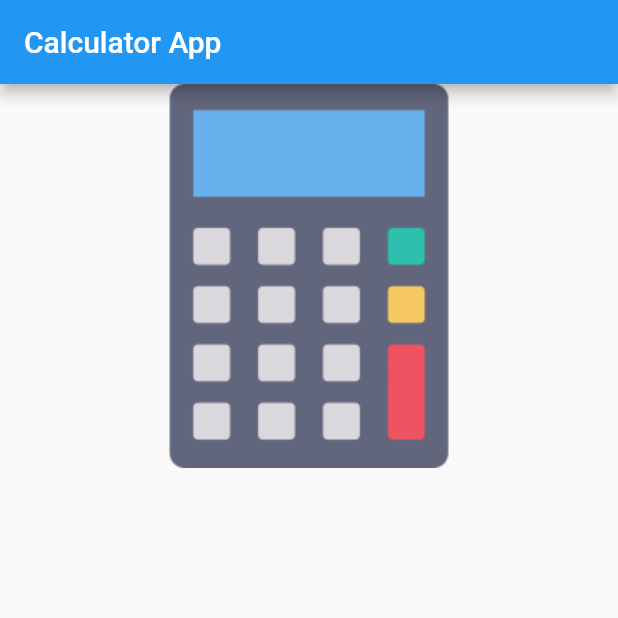
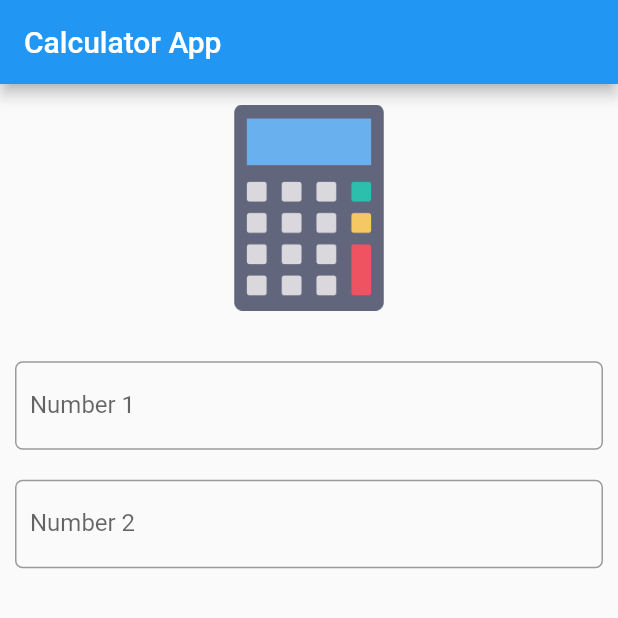
Before and after one commit to phamtanphat/flutter_calculator_15092021, a Flutter app: the screen it shows after launch, on a phone screen of 412 x 824 dp, the top half of it. Run offline on Flutter 3.47's test engine with Material 2 defaults, Android fonts, the phone set to English and light mode, and no system bars.

```diff
--- a/lib/calculator_page.dart
+++ b/lib/calculator_page.dart
@@ -2,29 +2,70 @@ import 'package:flutter/material.dart';
 import 'package:flutter_calculator_15092021/app_image.dart';
 
 class CalculatorPage extends StatefulWidget {
-
   @override
   _CalculatorPageState createState() => _CalculatorPageState();
 }
 
 // state object cua page
 class _CalculatorPageState extends State<CalculatorPage> {
+  late var width;
+  late var height;
+
+  @override
+  void didChangeDependencies() {
+    super.didChangeDependencies();
+    width = MediaQuery.of(context).size.width;
+    height = MediaQuery.of(context).size.height;
+  }
 
   @override
   Widget build(BuildContext context) {
-    print("build");
     return Scaffold(
       appBar: AppBar(
         title: Text("Calculator App"),
       ),
       body: Container(
-        constraints: BoxConstraints.expand(),
-        child:Column(
-          children: [
-            Image.asset(AppImage.CALCULATE)
-          ],
-        )
-      ),
+          constraints: BoxConstraints.expand(),
+          child: Column(
+            children: [
+              Image.asset(AppImage.CALCULATE,
+                  width: width / 3, height: height / 5),
+              SizedBox(height: 20),
+              Padding(
+                padding: const EdgeInsets.symmetric(horizontal: 10),
+                child: TextField(
+                  keyboardType: TextInputType.number,
+                  cursorColor: Colors.red,
+                  obscureText: true,
+                  decoration: InputDecoration(
+                    contentPadding: const EdgeInsets.only(left: 10, top: 20 , bottom: 20),
+                    border: OutlineInputBorder(
+                        borderRadius: BorderRadius.all(Radius.circular(5)),
+                        borderSide: BorderSide(width: 2)),
+                    hintText: "Input number 1",
+                    labelText: "Number 1",
+                  ),
+                ),
+              ),
+              SizedBox(height: 20),
+              Padding(
+                padding: const EdgeInsets.symmetric(horizontal: 10),
+                child: TextField(
+                  keyboardType: TextInputType.number,
+                  cursorColor: Colors.red,
+                  obscureText: true,
+                  decoration: InputDecoration(
+                    contentPadding: const EdgeInsets.only(left: 10, top: 20 , bottom: 20),
+                    border: OutlineInputBorder(
+                        borderRadius: BorderRadius.all(Radius.circular(5)),
+                        borderSide: BorderSide(width: 2)),
+                    hintText: "Input number 2",
+                    labelText: "Number 2",
+                  ),
+                ),
+              ),
+            ],
+          )),
     );
   }
 }
```
